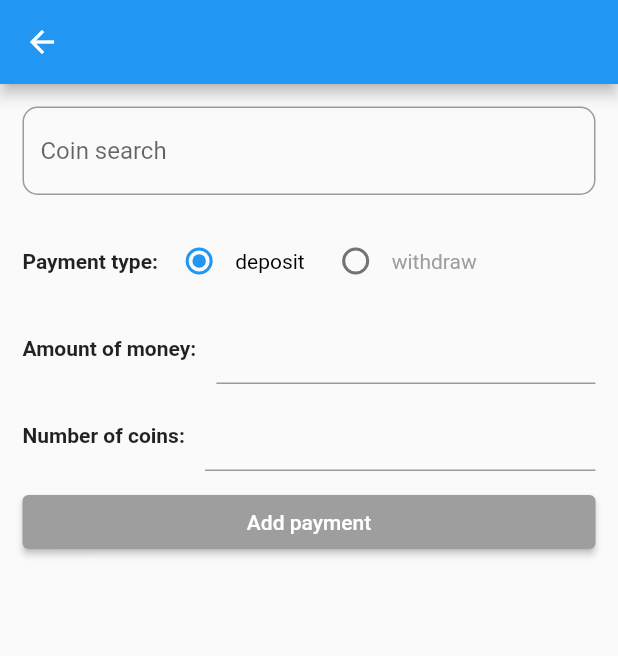
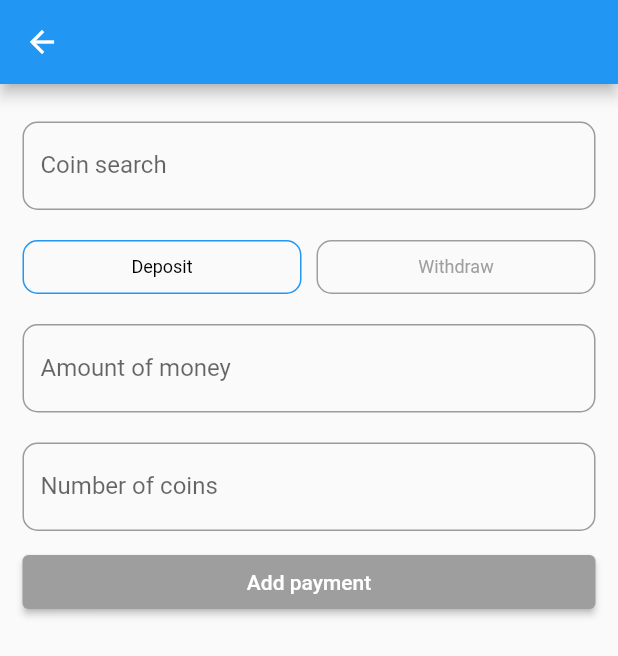
Before and after one commit to PepelyaevDev/crypto_portfolio, a Flutter app: the AddPaymentPage screen opened directly, on a phone screen of 412 x 824 dp. Shown: the top 656 px of the screen. Run offline on Flutter 3.47's test engine with Material 2 defaults, Android fonts, the phone set to English and light mode, and no system bars; our stand-ins replace bloc_concurrency, dartz, dio, flutter_bloc, freezed_annotation, hive and 4 more; accounts and stored records are empty; generated files the repository leaves out were written again; network calls fail.

Commit message:
redisign add payment page

```diff
--- a/lib/application/app/ui/widgets/custom_text_field.dart
+++ b/lib/application/app/ui/widgets/custom_text_field.dart
@@ -2,16 +2,25 @@ import 'package:flutter/material.dart';
 
 class CustomTextField extends StatelessWidget {
   final void Function(String)? onChanged;
-  final String? hintText;
+  final TextEditingController? controller;
+  final TextInputType? keyboardType;
+  final String? labelText;
+  final String? Function(String?)? validator;
   CustomTextField({
     this.onChanged,
-    this.hintText,
+    this.controller,
+    this.keyboardType,
+    this.labelText,
+    this.validator,
   });
   @override
   Widget build(BuildContext context) {
     return TextFormField(
+      validator: validator,
+      keyboardType: keyboardType,
+      controller: controller,
       decoration: InputDecoration(
-        hintText: hintText,
+        labelText: labelText,
         border: OutlineInputBorder(
           borderRadius: BorderRadius.circular(10),
         ),
--- a/lib/application/features/portfolio/pages/add_payment_page.dart
+++ b/lib/application/features/portfolio/pages/add_payment_page.dart
@@ -1,5 +1,7 @@
 import 'package:crypto_portfolio/application/app/extension/context_extension.dart';
 import 'package:crypto_portfolio/application/app/extension/nullable_string_extension.dart';
+import 'package:crypto_portfolio/application/app/ui/core/text_styles.dart';
+import 'package:crypto_portfolio/application/app/ui/widgets/custom_text_field.dart';
 import 'package:crypto_portfolio/application/features/portfolio/bloc/add_payment_bloc/add_payment_bloc.dart';
 import 'package:crypto_portfolio/application/features/portfolio/widgets/select_coin_widget.dart';
 import 'package:crypto_portfolio/domain/entity/coins/coins_entity.dart';
@@ -53,51 +55,29 @@ class _AddPaymentPageState extends State<AddPaymentPage> {
                 key: _formKey,
                 child: ListView(
                   children: [
+                    SizedBox(height: 10),
                     SelectCoinWidget(),
-                    SizedBox(height: 10),
+                    SizedBox(height: 20),
                     Row(
                       children: [
-                        Text(
-                          '${context.localization.paymentType}: ',
-                          style: TextStyle(fontWeight: FontWeight.bold),
-                        ),
                         _paymentTypeButton(PaymentType.deposit, context.localization.deposit),
+                        SizedBox(width: 10),
                         _paymentTypeButton(PaymentType.withdraw, context.localization.withdraw),
                       ],
                     ),
-                    SizedBox(height: 10),
-                    Row(
-                      children: [
-                        Text(
-                          '${context.localization.amountOfMoney}: ',
-                          style: TextStyle(fontWeight: FontWeight.bold),
-                        ),
-                        SizedBox(width: 10),
-                        Expanded(
-                          child: TextFormField(
+                    SizedBox(height: 20),
+                    CustomTextField(
+                      labelText: context.localization.amountOfMoney,
                       keyboardType: TextInputType.numberWithOptions(),
                       controller: moneyController,
                       validator: (value) => _validator(value, context),
                     ),
-                        ),
-                      ],
-                    ),
-                    SizedBox(height: 10),
-                    Row(
-                      children: [
-                        Text(
-                          '${context.localization.numberOfCoins}: ',
-                          style: TextStyle(fontWeight: FontWeight.bold),
-                        ),
-                        SizedBox(width: 10),
-                        Expanded(
-                          child: TextFormField(
+                    SizedBox(height: 20),
+                    CustomTextField(
+                      labelText: context.localization.numberOfCoins,
                       keyboardType: TextInputType.numberWithOptions(),
                       controller: coinsController,
                       validator: (value) => _validator(value, context),
-                          ),
-                        ),
-                      ],
                     ),
                     SizedBox(height: 10),
                     BlocBuilder<AddPaymentBloc, AddPaymentState>(
@@ -148,31 +128,33 @@ class _AddPaymentPageState extends State<AddPaymentPage> {
   }
 
   Widget _paymentTypeButton(String value, String title) {
-    return InkWell(
+    return Expanded(
+      child: InkWell(
         borderRadius: BorderRadius.circular(10),
         onTap: () {
           setState(() {
             _paymentType = value;
           });
         },
-      child: Row(
-        mainAxisSize: MainAxisSize.min,
-        children: [
-          Radio<String>(
-            value: value,
-            groupValue: _paymentType,
-            onChanged: (String? value) {
-              setState(() {
-                _paymentType = value ?? PaymentType.deposit;
-              });
-            },
+        child: Container(
+          decoration: BoxDecoration(
+            borderRadius: BorderRadius.circular(10),
+            border: Border.all(
+              color: _paymentType == value ? Colors.blue : Colors.grey,
             ),
-          Text(
+          ),
+          child: Center(
+            child: Padding(
+              padding: const EdgeInsets.all(10.0),
+              child: Text(
                 title,
-            style: TextStyle(color: value == _paymentType ? Colors.black : Colors.grey),
+                style: AppStyles.normal12.copyWith(
+                  color: _paymentType == value ? Colors.black : Colors.grey,
                 ),
-          SizedBox(width: 10),
-        ],
+              ),
+            ),
+          ),
+        ),
       ),
     );
   }
--- a/lib/application/features/portfolio/widgets/select_coin_widget.dart
+++ b/lib/application/features/portfolio/widgets/select_coin_widget.dart
@@ -15,7 +15,12 @@ class SelectCoinWidget extends StatelessWidget {
       builder: (_, AddPaymentState state) {
         return state.maybeMap(
           initial: (_) => _SearchCoinWidget(),
-          loading: (_) => Center(child: CircularProgressIndicator()),
+          loading: (_) => Center(
+            child: Padding(
+              padding: const EdgeInsets.all(10.0),
+              child: CircularProgressIndicator(),
+            ),
+          ),
           success: (state) => _SelectedCoinWidget(coinEntity: state.coin),
           orElse: () => SizedBox(),
         );
@@ -36,23 +41,29 @@ class _SearchCoinWidget extends StatelessWidget {
           mainAxisSize: MainAxisSize.min,
           children: [
             CustomTextField(
-              hintText: context.localization.coinSearch,
+              labelText: context.localization.coinSearch,
               onChanged: (value) {
                 searchDebouncer.run(() {
                   context.read<SearchBloc>().add(SearchEvent(value));
                 });
               },
             ),
-            SizedBox(height: 10),
             BlocBuilder<SearchBloc, SearchState>(
               builder: (_, state) {
                 return state.maybeMap(
-                  success: (state) => Wrap(
+                  success: (state) => Padding(
+                    padding: const EdgeInsets.only(top: 10.0),
+                    child: Wrap(
                       spacing: 10,
                       runSpacing: 10,
-                    children: state.searchEntity.coins.map((e) => _SearchedCoinWidget(e)).toList(),
+                      children:
+                          state.searchEntity.coins.map((e) => _SearchedCoinWidget(e)).toList(),
                     ),
-                  loading: (_) => Center(child: CircularProgressIndicator()),
+                  ),
+                  loading: (_) => Padding(
+                    padding: const EdgeInsets.only(top: 20.0),
+                    child: Center(child: CircularProgressIndicator()),
+                  ),
                   orElse: () => SizedBox(),
                 );
               },
@@ -75,11 +86,11 @@ class _SearchedCoinWidget extends StatelessWidget {
       onTap: () {
         context.read<AddPaymentBloc>().add(AddPaymentEvent.getCoin(searchCoinEntity.id));
       },
-      child: Ink(
+      child: Container(
         decoration: BoxDecoration(
-            color: Colors.white,
           borderRadius: BorderRadius.circular(10),
-            boxShadow: [BoxShadow(color: Colors.blue, blurRadius: 2)]),
+          border: Border.all(color: Colors.blue),
+        ),
         child: Padding(
           padding: const EdgeInsets.all(10.0),
           child: Row(
@@ -102,22 +113,25 @@ class _SelectedCoinWidget extends StatelessWidget {
   _SelectedCoinWidget({required this.coinEntity});
   @override
   Widget build(BuildContext context) {
-    return Align(
-      alignment: Alignment.centerLeft,
-      child: Ink(
+    return Container(
       decoration: BoxDecoration(
-            color: Colors.white,
         borderRadius: BorderRadius.circular(10),
-            boxShadow: [BoxShadow(color: Colors.blue, blurRadius: 2)]),
+        border: Border.all(color: Colors.blue),
+      ),
+      child: Center(
         child: Padding(
           padding: const EdgeInsets.symmetric(horizontal: 10.0),
           child: Row(
+            mainAxisAlignment: MainAxisAlignment.spaceBetween,
+            children: [
+              Row(
                 mainAxisSize: MainAxisSize.min,
                 children: [
                   Image.network(coinEntity.image, width: 20, height: 20),
                   SizedBox(width: 10),
                   Text(coinEntity.name),
-              SizedBox(width: 10),
+                ],
+              ),
               InkWell(
                 borderRadius: BorderRadius.circular(10),
                 onTap: () {
--- a/lib/application/l10n/app_en.arb
+++ b/lib/application/l10n/app_en.arb
@@ -12,9 +12,8 @@
 
     "addPayment" : "Add payment",
     "coinSearch": "Coin search",
-    "paymentType" : "Payment type",
-    "deposit" : "deposit",
-    "withdraw" : "withdraw",
+    "deposit" : "Deposit",
+    "withdraw" : "Withdraw",
     "amountOfMoney": "Amount of money",
     "numberOfCoins": "Number of coins",
     "validatorEmptyField": "This field cannot be empty",
--- a/lib/application/l10n/app_ru.arb
+++ b/lib/application/l10n/app_ru.arb
@@ -12,9 +12,8 @@
 
     "addPayment" : "Добавить платёж",
     "coinSearch": "Поиск монеты",
-    "paymentType" : "Тип платежа",
-    "deposit" : "покупка",
-    "withdraw" : "продажа",
+    "deposit" : "Покупка",
+    "withdraw" : "Продажа",
     "amountOfMoney": "Количество монет",
     "numberOfCoins": "Количество денег",
     "validatorEmptyField": "Это поле не может быть пустым",
```
Lines whose indentation alone changed are shown as unchanged.
